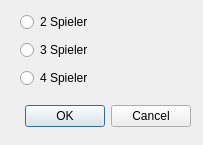
JPaehr/Revrsi, file src/new_game_settings.ui: the form before one commit.
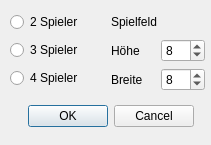
The form after the commit.

```diff
--- a/src/new_game_settings.ui
+++ b/src/new_game_settings.ui
@@ -6,7 +6,7 @@
    <rect>
     <x>0</x>
     <y>0</y>
-    <width>203</width>
+    <width>211</width>
     <height>145</height>
    </rect>
   </property>
@@ -16,7 +16,7 @@
   <widget class="QDialogButtonBox" name="buttonBox">
    <property name="geometry">
     <rect>
-     <x>10</x>
+     <x>13</x>
      <y>100</y>
      <width>181</width>
      <height>32</height>
@@ -32,13 +32,15 @@
   <widget class="QWidget" name="verticalLayoutWidget">
    <property name="geometry">
     <rect>
-     <x>20</x>
+     <x>10</x>
      <y>10</y>
-     <width>160</width>
-     <height>80</height>
+     <width>195</width>
+     <height>81</height>
     </rect>
    </property>
-   <layout class="QVBoxLayout" name="verticalLayout">
+   <layout class="QHBoxLayout" name="new_game_settings_layout">
+    <item>
+     <layout class="QVBoxLayout" name="spieler_layout">
     <item>
      <widget class="QRadioButton" name="two_player_btn">
       <property name="text">
@@ -61,6 +63,55 @@
      </widget>
     </item>
    </layout>
+    </item>
+    <item>
+     <layout class="QVBoxLayout" name="spielfeld_layout">
+      <item>
+       <widget class="QLabel" name="spielfeld_label">
+        <property name="text">
+         <string>Spielfeld</string>
+        </property>
+       </widget>
+      </item>
+      <item>
+       <layout class="QHBoxLayout" name="hoehe_layout">
+        <item>
+         <widget class="QLabel" name="hoehe_label">
+          <property name="text">
+           <string>Höhe</string>
+          </property>
+         </widget>
+        </item>
+        <item>
+         <widget class="QSpinBox" name="hoehe_spinbox">
+          <property name="value">
+           <number>8</number>
+          </property>
+         </widget>
+        </item>
+       </layout>
+      </item>
+      <item>
+       <layout class="QHBoxLayout" name="breite_layout">
+        <item>
+         <widget class="QLabel" name="breite_label">
+          <property name="text">
+           <string>Breite</string>
+          </property>
+         </widget>
+        </item>
+        <item>
+         <widget class="QSpinBox" name="breite_spinbox">
+          <property name="value">
+           <number>8</number>
+          </property>
+         </widget>
+        </item>
+       </layout>
+      </item>
+     </layout>
+    </item>
+   </layout>
   </widget>
  </widget>
  <resources/>
```
Left out of the diff: 8 changed lines with no effect on the pictures. Lines whose indentation alone changed are shown as unchanged.
